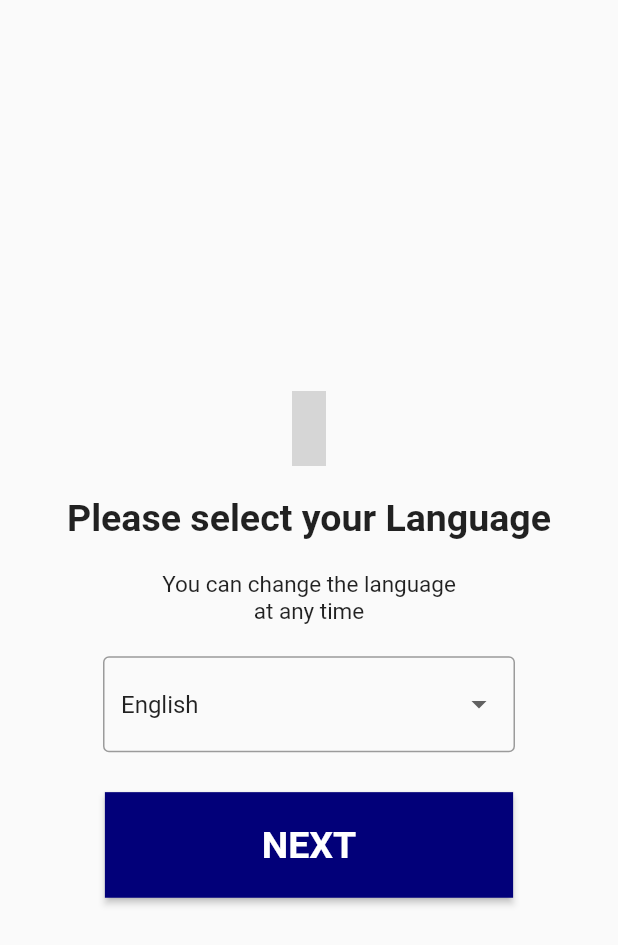
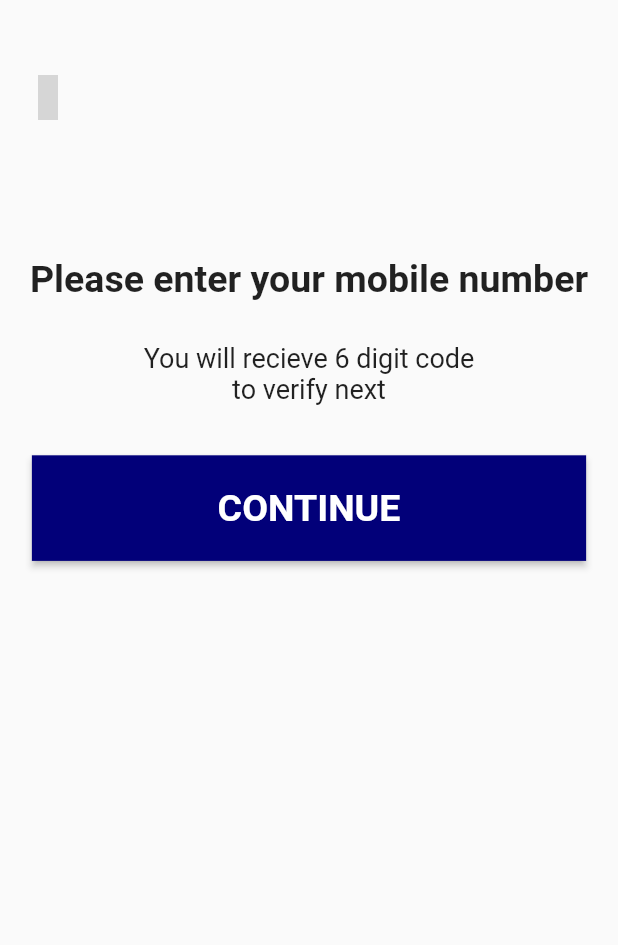
Before and after one commit to d4kash/Flutter-Phone-Auth, a Flutter app: the screen it shows after launch, on a phone screen of 412 x 824 dp. Shown: the top 945 px of the screen. Run offline on Flutter 3.47's test engine with Material 2 defaults, Android fonts, the phone set to English and light mode, and no system bars; our stand-ins replace eva_icons_flutter, firebase_auth, firebase_core, get, intl_phone_field, pinput; missing offline and left inert: carbon_icons; accounts and stored records are empty; grey boxes are pictures that could not be loaded.

Commit message:
phone page designed

```diff
--- /dev/null
+++ b/lib/Screens/page_otp.dart
@@ -0,0 +1,216 @@
+import 'package:carbon_icons/carbon_icons.dart';
+import 'package:eva_icons_flutter/eva_icons_flutter.dart';
+import 'package:flutter/material.dart';
+import 'package:get/get.dart';
+import 'package:intl_phone_field/intl_phone_field.dart';
+
+import 'package:phone_auth/Constants/Constants.dart';
+import 'package:phone_auth/Widget/CustomButton.dart';
+import 'package:pinput/pinput.dart';
+
+class OtpPage extends StatelessWidget {
+  const OtpPage({super.key});
+
+  @override
+  Widget build(BuildContext context) {
+    final GlobalKey<ScaffoldState> _scaffoldkey = GlobalKey<ScaffoldState>();
+    String? _verificationCode;
+    final TextEditingController _pinPutController = TextEditingController();
+
+    final defaultPinTheme = PinTheme(
+      width: 56,
+      height: 56,
+      textStyle: TextStyle(
+          fontSize: 20,
+          color: Color.fromRGBO(30, 60, 87, 1),
+          fontWeight: FontWeight.w600),
+      decoration: BoxDecoration(
+        border: Border.all(color: Colors.black),
+        borderRadius: BorderRadius.circular(20),
+      ),
+    );
+    return Scaffold(
+        body: Padding(
+      padding: EdgeInsets.only(
+          top: Constant.height / 20,
+          left: Constant.width / 50,
+          right: Constant.width / 50),
+      child: Column(
+        // mainAxisAlignment: MainAxisAlignment.center,
+        children: [
+          const Align(
+            alignment: Alignment.topLeft,
+            child: IconButton(
+                onPressed: null,
+                icon: Icon(
+                  CarbonIcons.arrow_left,
+                  size: 30,
+                )),
+          ),
+          Constant.sizedBoxH(
+            10,
+          ),
+          const Text(
+            "Please enter your mobile number",
+            style: TextStyle(fontSize: 25, fontWeight: FontWeight.bold),
+          ),
+          Constant.sizedBoxH(
+            30,
+          ),
+          const Text(
+            "You will recieve 6 digit code\nto verify next",
+            textAlign: TextAlign.center,
+            style: TextStyle(
+              fontSize: 18,
+            ),
+          ),
+          Constant.sizedBoxH(
+            30,
+          ),
+          // Padding(
+          //   padding: const EdgeInsets.all(10.0),
+          //   child: IntlPhoneField(
+          //     controller: otpController,
+          //     initialCountryCode: 'IN',
+          //     decoration: const InputDecoration(
+          //       hintText: 'Phone Number',
+          //       labelText: 'Phone',
+          //       border: OutlineInputBorder(),
+          //     ),
+          //     onChanged: (val) {
+          //       phoneNumber.value = val.completeNumber;
+          //     },
+          //   ),
+          // ),
+          SizedBox(
+              width: Constant.width / 1.08,
+              height: Constant.height / 10,
+              child: CustomButton(
+                name: "CONTINUE",
+                onPressed: () => null,
+              )),
+        ],
+      ),
+    ));
+  }
+}
+// import 'package:firebase_auth/firebase_auth.dart';
+// import 'package:flutter/material.dart';
+// import 'package:phone_auth/Screens/home.dart';
+
+// import 'package:pinput/pinput.dart';
+
+// class OTPScreen extends StatefulWidget {
+//   final String phone;
+//   OTPScreen(this.phone);
+//   @override
+//   _OTPScreenState createState() => _OTPScreenState();
+// }
+
+// class _OTPScreenState extends State<OTPScreen> {
+//   final GlobalKey<ScaffoldState> _scaffoldkey = GlobalKey<ScaffoldState>();
+//   String? _verificationCode;
+//   final TextEditingController _pinPutController = TextEditingController();
+
+//   final defaultPinTheme = PinTheme(
+//     width: 56,
+//     height: 56,
+//     textStyle: TextStyle(
+//         fontSize: 20,
+//         color: Color.fromRGBO(30, 60, 87, 1),
+//         fontWeight: FontWeight.w600),
+//     decoration: BoxDecoration(
+//       border: Border.all(color: Colors.black),
+//       borderRadius: BorderRadius.circular(20),
+//     ),
+//   );
+//   @override
+//   Widget build(BuildContext context) {
+//     return Scaffold(
+//       key: _scaffoldkey,
+//       appBar: AppBar(
+//         title: Text('OTP Verification'),
+//       ),
+//       body: Column(
+//         children: [
+//           Container(
+//             margin: EdgeInsets.only(top: 40),
+//             child: Center(
+//               child: Text(
+//                 'Verify +91-${widget.phone}',
+//                 style: TextStyle(fontWeight: FontWeight.bold, fontSize: 26),
+//               ),
+//             ),
+//           ),
+//           Padding(
+//             padding: const EdgeInsets.all(30.0),
+//             child: Pinput(
+//               length: 6,
+//               defaultPinTheme: defaultPinTheme,
+//               controller: _pinPutController,
+//               pinAnimationType: PinAnimationType.fade,
+//               onSubmitted: (pin) async {
+//                 try {
+//                   await FirebaseAuth.instance
+//                       .signInWithCredential(PhoneAuthProvider.credential(
+//                           verificationId: _verificationCode!, smsCode: pin))
+//                       .then((value) async {
+//                     print("value : $value");
+//                     if (value.user != null) {
+//                       Navigator.pushAndRemoveUntil(
+//                           context,
+//                           MaterialPageRoute(builder: (context) => Home()),
+//                           (route) => false);
+//                     }
+//                   });
+//                 } catch (e) {
+//                   ScaffoldMessenger.of(context)
+//                       .showSnackBar(SnackBar(content: Text(e.toString())));
+//                 }
+//               },
+//             ),
+//           )
+//         ],
+//       ),
+//     );
+//   }
+
+//   _verifyPhone() async {
+//     await FirebaseAuth.instance.verifyPhoneNumber(
+//         phoneNumber: '+91${widget.phone}',
+//         verificationCompleted: (PhoneAuthCredential credential) async {
+//           await FirebaseAuth.instance
+//               .signInWithCredential(credential)
+//               .then((value) async {
+//             print("value : $value");
+//             if (value.user != null) {
+//               Navigator.pushAndRemoveUntil(
+//                   context,
+//                   MaterialPageRoute(builder: (context) => Home()),
+//                   (route) => false);
+//             }
+//           });
+//         },
+//         verificationFailed: (FirebaseAuthException e) {
+//           print(e.message);
+//         },
+//         codeSent: (String? verficationID, int? resendToken) {
+//           setState(() {
+//             _verificationCode = verficationID;
+//           });
+//         },
+//         codeAutoRetrievalTimeout: (String verificationID) {
+//           setState(() {
+//             _verificationCode = verificationID;
+//           });
+//         },
+//         timeout: Duration(seconds: 120));
+//   }
+
+//   @override
+//   void initState() {
+//     // TODO: implement initState
+//     super.initState();
+//     _verifyPhone();
+//   }
+// }
--- a/lib/main.dart
+++ b/lib/main.dart
@@ -5,6 +5,8 @@ import 'package:phone_auth/Constants/Constants.dart';
 import 'package:phone_auth/Screens/page_home.dart';
 
 import 'package:phone_auth/Screens/page_login.dart';
+import 'package:phone_auth/Screens/page_otp.dart';
+import 'package:phone_auth/Screens/page_phone.dart';
 import 'firebase_options.dart';
 
 void main() async {
@@ -27,6 +29,6 @@ class MyApp extends StatelessWidget {
                 style: ElevatedButton.styleFrom(
           backgroundColor: Constant.buttonColor,
         ))),
-        home: const HomePage());
+        home: const OtpPage());
   }
 }
--- a/pubspec.yaml
+++ b/pubspec.yaml
@@ -41,6 +41,7 @@ dependencies:
   eva_icons_flutter: ^3.1.0
   carbon_icons: ^0.0.1+2
   get: ^4.6.5
+  pinput: ^2.2.31
 
 dev_dependencies:
   flutter_test:
```
Also changed, not shown: lib/GlobalVariables/HouseKeeping.dart (added, +47 -0 lines), lib/Screens/page_phone.dart (added, +81 -0 lines), pubspec.lock, 5 other files.
